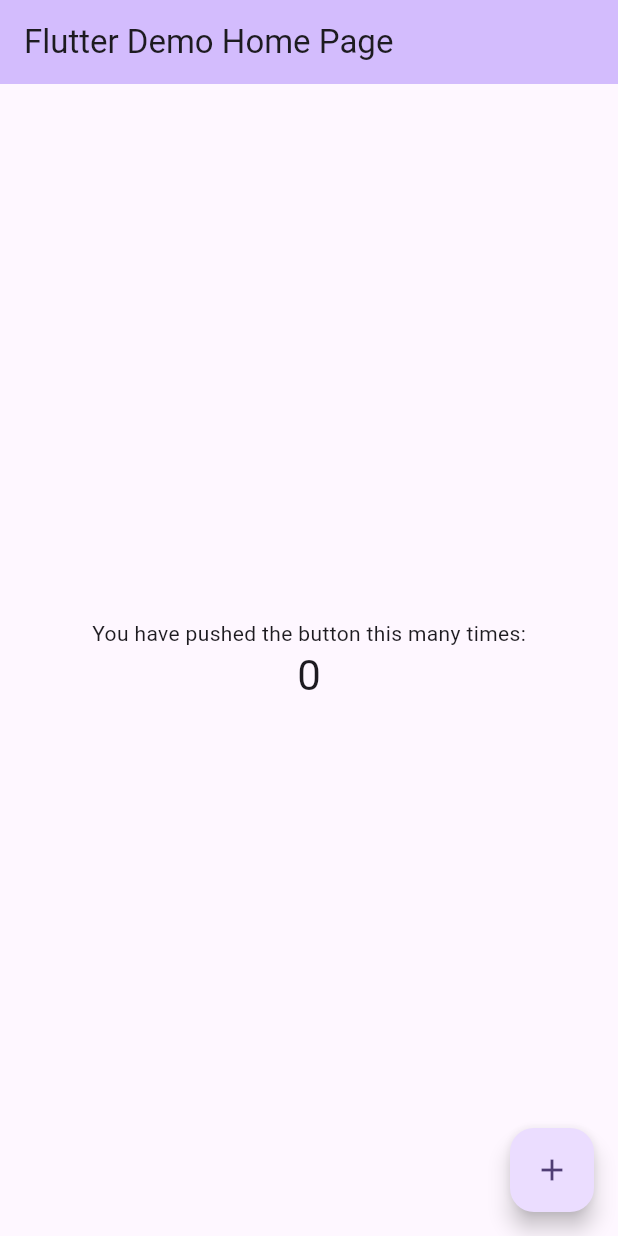
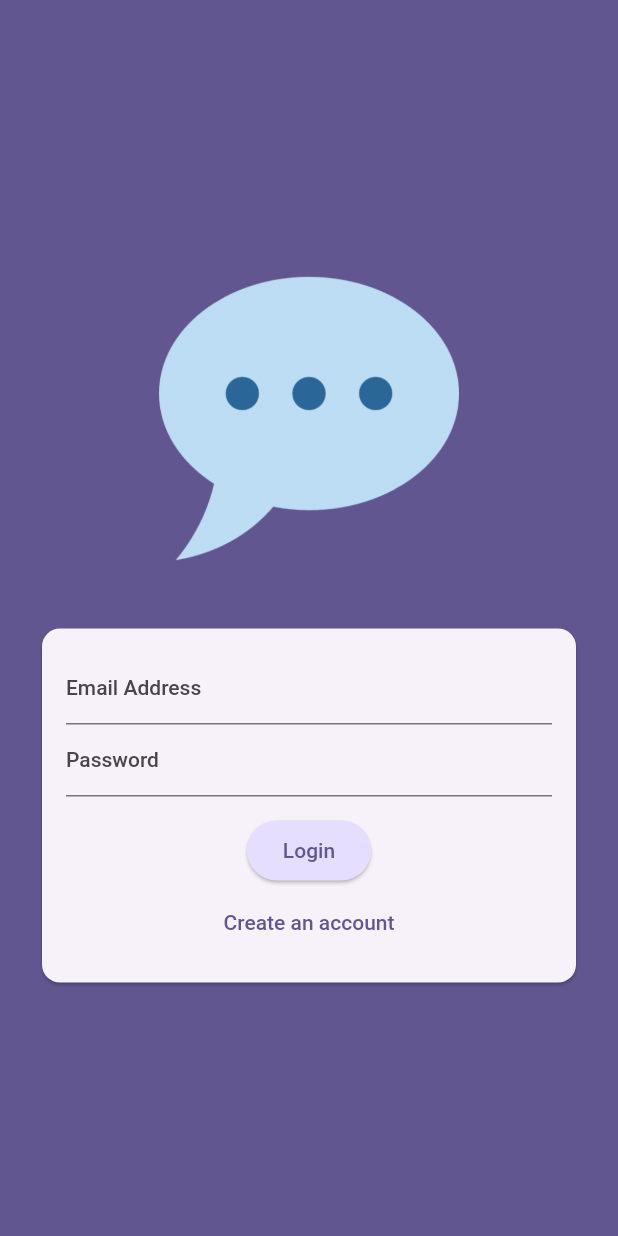
Before and after one commit to jpenna/udemy_flutter, a Flutter app: the screen it shows after launch, on a phone screen of 412 x 824 dp. Run offline on Flutter 3.47's test engine with Material 2 defaults, Android fonts, the phone set to English and light mode, and no system bars.

Commit message:
Login screen

```diff
--- a/lib/main.dart
+++ b/lib/main.dart
@@ -1,125 +1,24 @@
+import 'package:chat_app/screens/auth.dart';
 import 'package:flutter/material.dart';
 
 void main() {
-  runApp(const MyApp());
+  runApp(const App());
 }
 
-class MyApp extends StatelessWidget {
-  const MyApp({super.key});
+class App extends StatelessWidget {
+  const App({super.key});
 
-  // This widget is the root of your application.
   @override
   Widget build(BuildContext context) {
     return MaterialApp(
-      title: 'Flutter Demo',
-      theme: ThemeData(
-        // This is the theme of your application.
-        //
-        // TRY THIS: Try running your application with "flutter run". You'll see
-        // the application has a blue toolbar. Then, without quitting the app,
-        // try changing the seedColor in the colorScheme below to Colors.green
-        // and then invoke "hot reload" (save your changes or press the "hot
-        // reload" button in a Flutter-supported IDE, or press "r" if you used
-        // the command line to start the app).
-        //
-        // Notice that the counter didn't reset back to zero; the application
-        // state is not lost during the reload. To reset the state, use hot
-        // restart instead.
-        //
-        // This works for code too, not just values: Most code changes can be
-        // tested with just a hot reload.
-        colorScheme: ColorScheme.fromSeed(seedColor: Colors.deepPurple),
+      title: 'FlutterChat',
+      theme: ThemeData().copyWith(
         useMaterial3: true,
+        colorScheme: ColorScheme.fromSeed(
+          seedColor: const Color.fromARGB(255, 63, 17, 177),
+        ),
       ),
-      home: const MyHomePage(title: 'Flutter Demo Home Page'),
+      home: const AuthScreen(),
     );
   }
 }
-
-class MyHomePage extends StatefulWidget {
-  const MyHomePage({super.key, required this.title});
-
-  // This widget is the home page of your application. It is stateful, meaning
-  // that it has a State object (defined below) that contains fields that affect
-  // how it looks.
-
-  // This class is the configuration for the state. It holds the values (in this
-  // case the title) provided by the parent (in this case the App widget) and
-  // used by the build method of the State. Fields in a Widget subclass are
-  // always marked "final".
-
-  final String title;
-
-  @override
-  State<MyHomePage> createState() => _MyHomePageState();
-}
-
-class _MyHomePageState extends State<MyHomePage> {
-  int _counter = 0;
-
-  void _incrementCounter() {
-    setState(() {
-      // This call to setState tells the Flutter framework that something has
-      // changed in this State, which causes it to rerun the build method below
-      // so that the display can reflect the updated values. If we changed
-      // _counter without calling setState(), then the build method would not be
-      // called again, and so nothing would appear to happen.
-      _counter++;
-    });
-  }
-
-  @override
-  Widget build(BuildContext context) {
-    // This method is rerun every time setState is called, for instance as done
-    // by the _incrementCounter method above.
-    //
-    // The Flutter framework has been optimized to make rerunning build methods
-    // fast, so that you can just rebuild anything that needs updating rather
-    // than having to individually change instances of widgets.
-    return Scaffold(
-      appBar: AppBar(
-        // TRY THIS: Try changing the color here to a specific color (to
-        // Colors.amber, perhaps?) and trigger a hot reload to see the AppBar
-        // change color while the other colors stay the same.
-        backgroundColor: Theme.of(context).colorScheme.inversePrimary,
-        // Here we take the value from the MyHomePage object that was created by
-        // the App.build method, and use it to set our appbar title.
-        title: Text(widget.title),
-      ),
-      body: Center(
-        // Center is a layout widget. It takes a single child and positions it
-        // in the middle of the parent.
-        child: Column(
-          // Column is also a layout widget. It takes a list of children and
-          // arranges them vertically. By default, it sizes itself to fit its
-          // children horizontally, and tries to be as tall as its parent.
-          //
-          // Column has various properties to control how it sizes itself and
-          // how it positions its children. Here we use mainAxisAlignment to
-          // center the children vertically; the main axis here is the vertical
-          // axis because Columns are vertical (the cross axis would be
-          // horizontal).
-          //
-          // TRY THIS: Invoke "debug painting" (choose the "Toggle Debug Paint"
-          // action in the IDE, or press "p" in the console), to see the
-          // wireframe for each widget.
-          mainAxisAlignment: MainAxisAlignment.center,
-          children: <Widget>[
-            const Text(
-              'You have pushed the button this many times:',
-            ),
-            Text(
-              '$_counter',
-              style: Theme.of(context).textTheme.headlineMedium,
-            ),
-          ],
-        ),
-      ),
-      floatingActionButton: FloatingActionButton(
-        onPressed: _incrementCounter,
-        tooltip: 'Increment',
-        child: const Icon(Icons.add),
-      ), // This trailing comma makes auto-formatting nicer for build methods.
-    );
-  }
-}
--- /dev/null
+++ b/lib/screens/auth.dart
@@ -0,0 +1,128 @@
+import 'package:flutter/material.dart';
+
+class AuthScreen extends StatefulWidget {
+  const AuthScreen({super.key});
+
+  @override
+  State<StatefulWidget> createState() {
+    return _AuthScreenState();
+  }
+}
+
+class _AuthScreenState extends State<AuthScreen> {
+  final _form = GlobalKey<FormState>();
+
+  bool _isLogin = true;
+  String _inputEmail = '';
+  String _inputPassword = '';
+
+  @override
+  Widget build(BuildContext context) {
+    return Scaffold(
+      backgroundColor: Theme.of(context).colorScheme.primary,
+      body: Center(
+        child: SingleChildScrollView(
+          padding: const EdgeInsets.all(8),
+          child: Column(
+            mainAxisAlignment: MainAxisAlignment.center,
+            children: [
+              Container(
+                margin: const EdgeInsets.only(
+                  top: 30,
+                  bottom: 20,
+                  left: 20,
+                  right: 20,
+                ),
+                width: 200,
+                child: Image.asset('assets/images/chat.png'),
+              ),
+              Card(
+                margin: const EdgeInsets.all(20),
+                child: SingleChildScrollView(
+                  child: Padding(
+                    padding: const EdgeInsets.all(16),
+                    child: Form(
+                      key: _form,
+                      child: Column(
+                        mainAxisSize: MainAxisSize.min,
+                        children: [
+                          TextFormField(
+                            decoration: const InputDecoration(
+                              labelText: 'Email Address',
+                            ),
+                            keyboardType: TextInputType.emailAddress,
+                            autocorrect: false,
+                            textCapitalization: TextCapitalization.none,
+                            validator: (value) {
+                              if (value == null ||
+                                  value.trim().isEmpty ||
+                                  !value.contains('@')) {
+                                return 'Please enter a valid email address.';
+                              }
+                              return null;
+                            },
+                            onSaved: (newValue) {
+                              setState(() {
+                                _inputEmail = newValue!;
+                              });
+                            },
+                          ),
+                          TextFormField(
+                            decoration:
+                                const InputDecoration(labelText: 'Password'),
+                            obscureText: true,
+                            validator: (value) {
+                              if (value == null || value.trim().length < 6) {
+                                return 'Your password should have at least 6 characters.';
+                              }
+                              return null;
+                            },
+                            onSaved: (newValue) {
+                              setState(() {
+                                _inputPassword = newValue!;
+                              });
+                            },
+                          ),
+                          const SizedBox(
+                            height: 12,
+                          ),
+                          ElevatedButton(
+                            onPressed: () {
+                              if (_form.currentState!.validate()) {
+                                _form.currentState!.save();
+                              }
+                            },
+                            style: ElevatedButton.styleFrom(
+                              backgroundColor: Theme.of(context)
+                                  .colorScheme
+                                  .primaryContainer,
+                            ),
+                            child: Text(
+                              _isLogin ? 'Login' : 'Signup',
+                            ),
+                          ),
+                          TextButton(
+                            onPressed: () {
+                              setState(() {
+                                _isLogin = !_isLogin;
+                              });
+                            },
+                            child: Text(
+                              _isLogin
+                                  ? 'Create an account'
+                                  : 'I already have an account',
+                            ),
+                          ),
+                        ],
+                      ),
+                    ),
+                  ),
+                ),
+              ),
+            ],
+          ),
+        ),
+      ),
+    );
+  }
+}
--- a/pubspec.yaml
+++ b/pubspec.yaml
@@ -1,4 +1,4 @@
-name: first_app
+name: chat_app
 description: A new Flutter project.
 # The following line prevents the package from being accidentally published to
 # pub.dev using `flutter pub publish`. This is preferred for private packages.
@@ -59,8 +59,8 @@ flutter:
   uses-material-design: true
 
   # To add assets to your application, add an assets section, like this:
-  # assets:
-  #   - images/a_dot_burr.jpeg
+  assets:
+    - assets/images/chat.png
   #   - images/a_dot_ham.jpeg
 
   # An image asset can refer to one or more resolution-specific "variants", see
```
Also changed, not shown: assets/images/chat.png (added).
